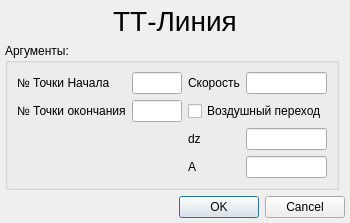
This is KAMEditor/gui/commands/ttlinedialog.ui in Xtail96/SML as Qt 5 draws it before an edit. The edited form follows.
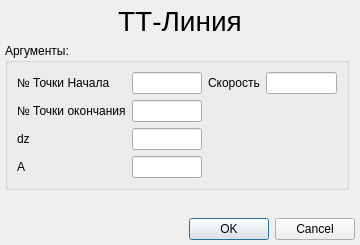
This is the edited form.

The edit to the form file:
```diff
--- a/KAMEditor/gui/commands/ttlinedialog.ui
+++ b/KAMEditor/gui/commands/ttlinedialog.ui
@@ -6,8 +6,8 @@
    <rect>
     <x>0</x>
     <y>0</y>
-    <width>350</width>
-    <height>220</height>
+    <width>360</width>
+    <height>245</height>
    </rect>
   </property>
   <property name="windowTitle">
@@ -54,16 +54,6 @@
       <string>Аргументы:</string>
      </property>
      <layout class="QGridLayout" name="gridLayout">
-      <item row="1" column="2" colspan="2">
-       <widget class="QCheckBox" name="ttline_air_passage_checkBox">
-        <property name="text">
-         <string>Воздушный переход</string>
-        </property>
-       </widget>
-      </item>
-      <item row="2" column="3">
-       <widget class="QLineEdit" name="ttline_dz_lineEdit"/>
-      </item>
       <item row="0" column="1">
        <widget class="QLineEdit" name="ttline_start_point_lineEdit"/>
       </item>
@@ -94,21 +84,24 @@
         </property>
        </widget>
       </item>
-      <item row="2" column="2">
+      <item row="2" column="0">
        <widget class="QLabel" name="ttline_dz_label">
         <property name="text">
          <string>dz</string>
         </property>
        </widget>
       </item>
-      <item row="3" column="2">
+      <item row="2" column="1">
+       <widget class="QLineEdit" name="ttline_dz_lineEdit"/>
+      </item>
+      <item row="3" column="0">
        <widget class="QLabel" name="ttline_a_coordinate_label">
         <property name="text">
          <string>A</string>
         </property>
        </widget>
       </item>
-      <item row="3" column="3">
+      <item row="3" column="1">
        <widget class="QLineEdit" name="ttline_a_coordinate_lineEdit"/>
       </item>
      </layout>
```
